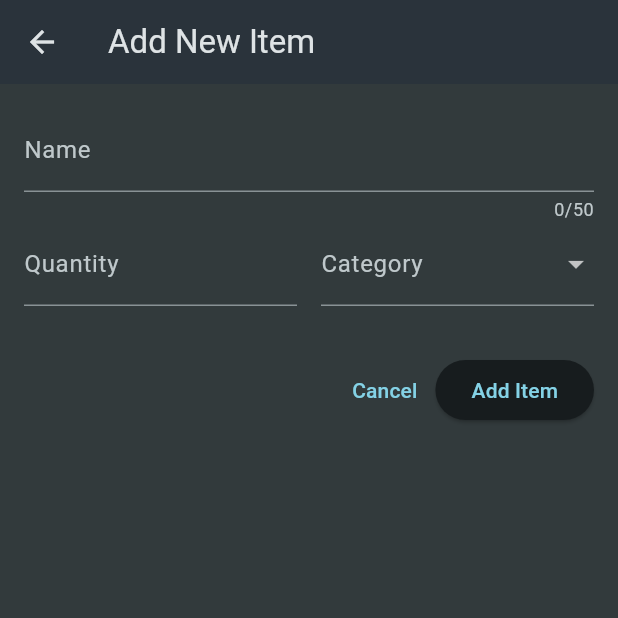
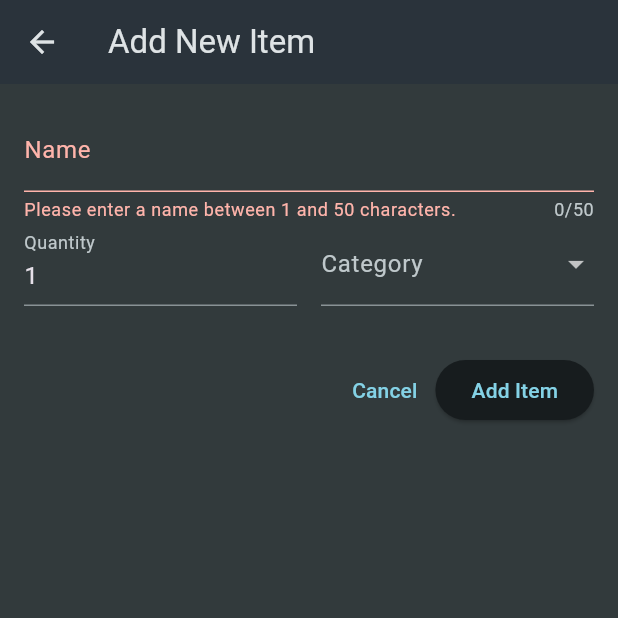
Before and after one commit to sznorbee/shopping_list, a Flutter app: the NewItem screen opened directly, after a tap on "Add Item", on a phone screen of 412 x 824 dp, the top half of it. Run offline on Flutter 3.47's test engine with Material 3 defaults, Android fonts, the phone set to English and light mode, and no system bars.

Commit message:
add text and quantity validation

```diff
--- a/lib/widgets/new_item.dart
+++ b/lib/widgets/new_item.dart
@@ -9,6 +9,15 @@ class NewItem extends StatefulWidget {
 }
 
 class _NewItemState extends State<NewItem> {
+  final _formKey = GlobalKey<FormState>();
+
+  void _saveItem() {
+    if (_formKey.currentState!.validate()) {
+      // Save item
+      Navigator.of(context).pop();
+    }
+  }
+
   @override
   Widget build(BuildContext context) {
     return Scaffold(
@@ -18,11 +27,21 @@ class _NewItemState extends State<NewItem> {
       body: Padding(
         padding: const EdgeInsets.all(16),
         child: Form(
+          key: _formKey,
           child: Column(
             children: [
               TextFormField(
                 decoration: const InputDecoration(labelText: 'Name'),
                 maxLength: 50,
+                validator: (value) {
+                  if (value == null ||
+                      value.isEmpty ||
+                      value.trim().length <= 1 ||
+                      value.trim().length > 50) {
+                    return 'Please enter a name between 1 and 50 characters.';
+                  }
+                  return null;
+                },
               ),
               Row(
                 children: [
@@ -30,6 +49,16 @@ class _NewItemState extends State<NewItem> {
                     child: TextFormField(
                       decoration: const InputDecoration(labelText: 'Quantity'),
                       keyboardType: TextInputType.number,
+                      initialValue: '1',
+                      validator: (value) {
+                        if (value == null ||
+                            value.isEmpty ||
+                            int.tryParse(value) == null ||
+                            int.tryParse(value)! <= 0) {
+                          return 'Please enter a valid quantity.';
+                        }
+                        return null;
+                      },
                     ),
                   ),
                   const SizedBox(width: 16),
@@ -58,12 +87,12 @@ class _NewItemState extends State<NewItem> {
                 ],
               ),
               const SizedBox(height: 32),
-              Row(
-                mainAxisAlignment: MainAxisAlignment.end,
-                children: [
-                TextButton(onPressed: () {}, child: const Text('Cancel')),
+              Row(mainAxisAlignment: MainAxisAlignment.end, children: [
+                TextButton(
+                    onPressed: () => _formKey.currentState!.reset(),
+                    child: const Text('Cancel')),
                 ElevatedButton(
-                  onPressed: () {},
+                  onPressed: _saveItem,
                   child: const Text('Add Item'),
                 )
               ]),
```
